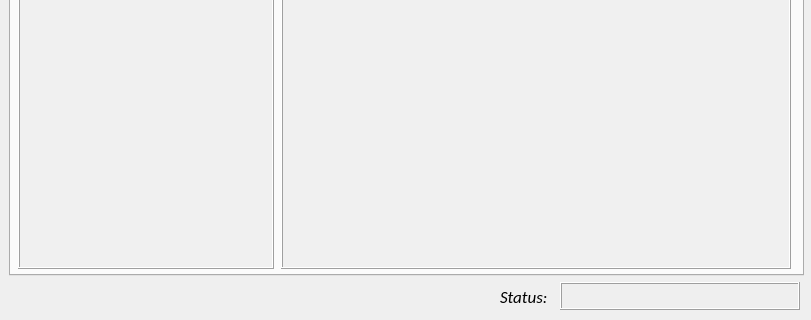
Before: the Qt Designer form code_generate.ui in YUZHIRUN/Autogo, drawn with Qt 5; both pictures show x 0 to 811 and y 548 to 868 of the 811 by 868 pixel window.
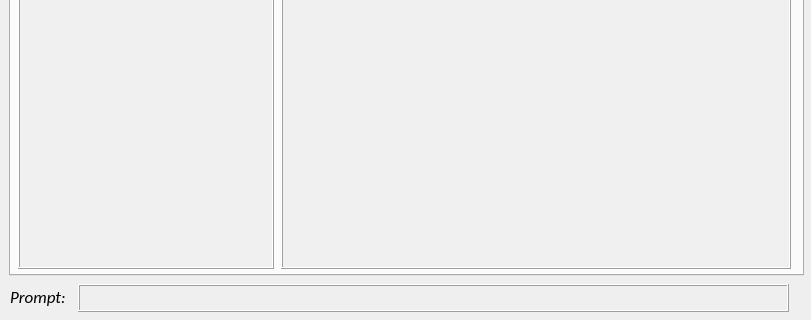
After: the same form once the commit is applied. Icons and pictures are not drawn.

Diff of the .ui file:
```diff
--- a/code_generate.ui
+++ b/code_generate.ui
@@ -1153,9 +1153,9 @@
    <widget class="QLabel" name="mention">
     <property name="geometry">
      <rect>
-      <x>560</x>
-      <y>830</y>
-      <width>240</width>
+      <x>78</x>
+      <y>832</y>
+      <width>711</width>
       <height>28</height>
      </rect>
     </property>
@@ -1182,7 +1182,7 @@
    <widget class="QLabel" name="label_11">
     <property name="geometry">
      <rect>
-      <x>500</x>
+      <x>10</x>
       <y>830</y>
       <width>61</width>
       <height>30</height>
@@ -1199,7 +1199,7 @@
      </font>
     </property>
     <property name="text">
-     <string>Status:</string>
+     <string>Prompt:</string>
     </property>
    </widget>
   </widget>
```
